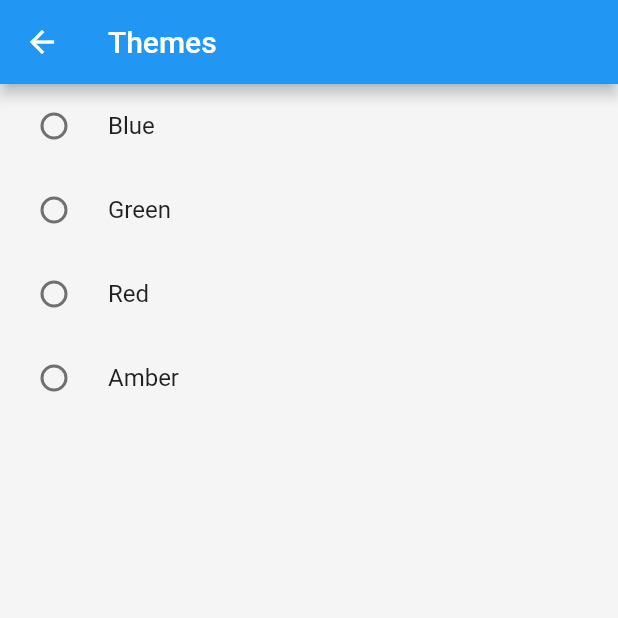
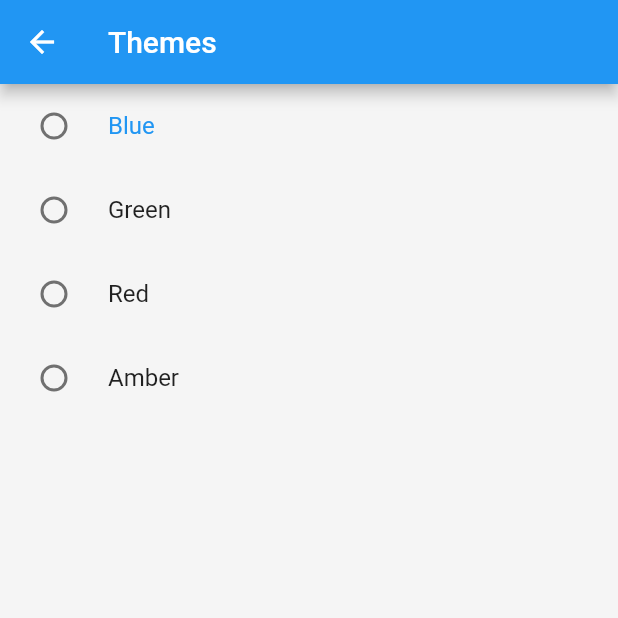
Before and after one commit to AlinBorcea/CarTaxes, a Flutter app: the screen it shows after launch, after a tap on the "color lens" icon, on a phone screen of 412 x 824 dp, the top half of it. Run offline on Flutter 3.47's test engine with Material 2 defaults, Android fonts, the phone set to English and light mode, and no system bars; our stand-ins replace cloud_firestore, fluttertoast, shared_preferences; accounts and stored records are empty.

Commit message:
reworked theme system

```diff
--- a/lib/app_colors.dart
+++ /dev/null
@@ -1,36 +0,0 @@
-import 'package:flutter/material.dart';
-import 'package:flutter/material.dart';
-import 'package:shared_preferences/shared_preferences.dart';
-import 'app_strings.dart';
-
-Color chillWhite = Color.fromARGB(255, 245, 245, 245);
-
-///rgb(245, 245, 245)
-Color skyBlue = Color.fromARGB(255, 0, 176, 255);
-
-///rgb(0, 176, 255)
-
-Future<Color> getCurrentColor() async {
-  SharedPreferences _pref = await SharedPreferences.getInstance();
-
-  const int _skyBlue = 0;
-  const int _grassGreen = 1;
-  const int _bloodRed = 2;
-  const int _amber = 3;
-
-  switch (_pref.getInt(themeId)) {
-    case _skyBlue:
-      return Colors.blue;
-
-    case _grassGreen:
-      return Colors.green;
-
-    case _bloodRed:
-      return Colors.red;
-
-    case _amber:
-      return Colors.amber;
-  }
-
-  return Colors.blue;
-}
--- /dev/null
+++ b/lib/car/owner_cars.dart
@@ -0,0 +1,94 @@
+import 'package:cloud_firestore/cloud_firestore.dart';
+import 'package:flutter/material.dart';
+import 'package:car_taxes/extra/app_colors.dart';
+import 'package:car_taxes/settings/settings.dart';
+import 'package:car_taxes/extra/app_strings.dart';
+import 'package:car_taxes/tax/car_taxes.dart';
+import 'add_car.dart';
+import 'car.dart';
+
+class Cars extends StatefulWidget {
+  final AppTheme _theme;
+
+  Cars(this._theme);
+
+  @override
+  State createState() => _CarsState();
+}
+
+class _CarsState extends State<Cars> {
+  @override
+  Widget build(BuildContext context) {
+    return Scaffold(
+      backgroundColor: widget._theme.background,
+      appBar: AppBar(
+        title: Text('Cars'),
+        backgroundColor: widget._theme.mainColor,
+        actions: <Widget>[
+          IconButton(
+            icon: Icon(Icons.color_lens, color: widget._theme.background,),
+            onPressed: () {
+              Navigator.push(
+                  context, MaterialPageRoute(builder: (context) => Settings(widget._theme)));
+            },
+          )
+        ],
+      ),
+      body: Center(
+        child: StreamBuilder<QuerySnapshot>(
+          stream: Firestore.instance.collection(carCollectionName).snapshots(),
+          builder:
+              (BuildContext context, AsyncSnapshot<QuerySnapshot> _snapshot) {
+            if (_snapshot.hasError) return Text('Error ${_snapshot.error}');
+
+            switch (_snapshot.connectionState) {
+              case ConnectionState.waiting:
+                return Text('Loading...');
+
+              default:
+                return ListView(
+                  children: _snapshot.data.documents
+                      .map((DocumentSnapshot _document) {
+                    return GestureDetector(
+                      onTap: () => Navigator.push(
+                          context,
+                          MaterialPageRoute(
+                              builder: (context) => CarTaxes(
+                                  Car(
+                                      _document.data[brandVal],
+                                      _document.data[nameVal],
+                                      _document.data[yearVal],
+                                      Color(_document.data[colorVal])),
+                                  widget._theme))),
+                      child: Card(
+                        margin: EdgeInsets.fromLTRB(8.0, 8.0, 8.0, 2.0),
+                        elevation: 4.0,
+                        shape: RoundedRectangleBorder(
+                          borderRadius: BorderRadius.circular(8.0),
+                        ),
+                        child: ListTile(
+                          enabled: true,
+                          leading: Icon(
+                            Icons.directions_car,
+                            color: Color(_document[colorVal]),
+                          ),
+                          title: Text(
+                              '${_document[brandVal]} ${_document[nameVal]}'),
+                          subtitle: Text(_document[yearVal]),
+                        ),
+                      ),
+                    );
+                  }).toList(),
+                );
+            }
+          },
+        ),
+      ),
+      floatingActionButton: FloatingActionButton(
+        onPressed: () => Navigator.push(context,
+            MaterialPageRoute(builder: (context) => AddCar(widget._theme))),
+        child: Icon(Icons.add),
+      ),
+    );
+  }
+}
--- a/lib/database/firestore_helper.dart
+++ b/lib/database/firestore_helper.dart
@@ -1,5 +1,5 @@
 import 'package:cloud_firestore/cloud_firestore.dart';
-import 'package:car_taxes/app_strings.dart';
+import 'package:car_taxes/extra/app_strings.dart';
 import 'package:car_taxes/car/car.dart';
 import 'package:car_taxes/tax/tax.dart';
 
--- /dev/null
+++ b/lib/extra/app_colors.dart
@@ -0,0 +1,61 @@
+import 'package:flutter/material.dart';
+import 'package:shared_preferences/shared_preferences.dart';
+import 'package:car_taxes/extra/app_strings.dart';
+
+class AppTheme {
+
+  Color _mainColor;
+  Color _textColor;
+  Color _background;
+
+  AppTheme(this._mainColor, this._textColor, this._background);
+
+  Color get mainColor => _mainColor;
+
+  Color get textColor => _textColor;
+
+  Color get background => _background;
+
+}
+
+Color chillWhite = Color.fromARGB(255, 245, 245, 245); ///rgb(245, 245, 245)
+Color skyBlueColor = Color.fromARGB(255, 0, 176, 255); ///rgb(0, 176, 255)
+
+/// Preferences
+final String themeId = 'ThemeNumber';
+const int skyBlue = 0;
+const int grassGreen = 1;
+const int bloodRed = 2;
+const int amber = 3;
+
+Future<Color> getCurrentColor() async {
+  SharedPreferences _pref = await SharedPreferences.getInstance();
+
+  switch (_pref.getInt(themeId)) {
+    case skyBlue:
+      return Colors.blue;
+
+    case grassGreen:
+      return Colors.green;
+
+    case bloodRed:
+      return Colors.red;
+
+    case amber:
+      return Colors.amber;
+  }
+
+  return Colors.blue;
+}
+
+Future<Color> getTextColor(Color currentColor) async {
+
+    if (currentColor == Colors.blue || currentColor == Colors.green || currentColor == Colors.red)
+    return Colors.white;
+
+  return Colors.black;
+}
+
+getBackground(bool isDark) {
+  return isDark ? Colors.grey : chillWhite;
+}
--- a/lib/main.dart
+++ b/lib/main.dart
@@ -1,108 +1,17 @@
-import 'package:cloud_firestore/cloud_firestore.dart';
+import 'package:car_taxes/extra/app_colors.dart';
 import 'package:flutter/material.dart';
-import 'settings/settings.dart';
-import 'tax/car_taxes.dart';
-import 'car/add_car.dart';
-import 'app_strings.dart';
-import 'app_colors.dart';
-import 'car/car.dart';
+import 'car/owner_cars.dart';
 
 main() async {
+
   Color _appColor = await getCurrentColor();
+  Color textColor = await getTextColor(_appColor);
+
   runApp(MaterialApp(
     title: 'Car taxes',
     theme: ThemeData(
       primarySwatch: _appColor,
     ),
-    home: Cars(_appColor),
+    home: Cars(AppTheme(_appColor, textColor, getBackground(false))),
   ));
 }
-
-class Cars extends StatefulWidget {
-  final Color _appColor;
-
-  Cars(this._appColor);
-
-  @override
-  State createState() => _CarsState();
-}
-
-class _CarsState extends State<Cars> {
-  @override
-  Widget build(BuildContext context) {
-    return Scaffold(
-      backgroundColor: chillWhite,
-      appBar: AppBar(
-        title: Text('Cars'),
-        backgroundColor: widget._appColor,
-        actions: <Widget>[
-          IconButton(
-            icon: Icon(Icons.color_lens),
-            onPressed: () {
-              Navigator.push(
-                  context, MaterialPageRoute(builder: (context) => Settings()));
-            },
-          )
-        ],
-      ),
-      body: Center(
-        child: StreamBuilder<QuerySnapshot>(
-          stream: Firestore.instance.collection(carCollectionName).snapshots(),
-          builder:
-              (BuildContext context, AsyncSnapshot<QuerySnapshot> _snapshot) {
-            if (_snapshot.hasError) return Text('Error ${_snapshot.error}');
-
-            switch (_snapshot.connectionState) {
-              case ConnectionState.waiting:
-                return Text('Loading...');
-
-              default:
-                return ListView(
-                  children: _snapshot.data.documents
-                      .map((DocumentSnapshot _document) {
-                    return GestureDetector(
-                      onTap: () => Navigator.push(
-                          context,
-                          MaterialPageRoute(
-                              builder: (context) => CarTaxes(
-                                  Car(
-                                      _document.data[brandVal],
-                                      _document.data[nameVal],
-                                      _document.data[yearVal],
-                                      Color(_document.data[colorVal])),
-                                  widget._appColor))),
-                      child: Card(
-                        margin: EdgeInsets.fromLTRB(8.0, 8.0, 8.0, 2.0),
-                        elevation: 4.0,
-                        shape: RoundedRectangleBorder(
-                          borderRadius: BorderRadius.circular(8.0),
-                        ),
-                        child: ListTile(
-                          enabled: true,
-                          leading: Icon(
-                            Icons.directions_car,
-                            color: Color(_document[colorVal]),
-                          ),
-                          title: Text(
-                              '${_document[brandVal]} ${_document[nameVal]}'),
-                          subtitle: Text(_document[yearVal]),
-                        ),
-                      ),
-                    );
-                  }).toList(),
-                );
-            }
-          },
-        ),
-      ),
-      floatingActionButton: FloatingActionButton(
-        onPressed: () => Navigator.push(context,
-            MaterialPageRoute(builder: (context) => AddCar(widget._appColor))),
-        child: Icon(Icons.add),
-      ),
-    );
-  }
-}
-
-/*
- */
--- a/lib/settings/settings.dart
+++ b/lib/settings/settings.dart
@@ -1,10 +1,14 @@
 import 'package:shared_preferences/shared_preferences.dart';
-import 'package:car_taxes/app_strings.dart';
-import 'package:car_taxes/app_colors.dart';
+import 'package:car_taxes/extra/app_strings.dart';
+import 'package:car_taxes/extra/app_colors.dart';
 import 'package:flutter/material.dart';
 import 'package:car_taxes/main.dart';
 
 class Settings extends StatefulWidget {
+  Settings(this._theme);
+
+  final AppTheme _theme;
+
   @override
   State createState() => _SettingsState();
 }
@@ -12,6 +16,25 @@ class Settings extends StatefulWidget {
 class _SettingsState extends State<Settings> {
   Color _appColor;
   int _colorId;
+
+  @override
+  void initState() {
+    super.initState();
+    _appColor = widget._theme.mainColor;
+
+    if (_appColor == Colors.blue)
+      _colorId = 0;
+
+    else if (_appColor == Colors.green)
+      _colorId = 1;
+
+    else if (_appColor == Colors.red)
+      _colorId = 2;
+
+    else if (_appColor == Colors.amber)
+      _colorId = 3;
+
+  }
 
   setAppColor(int id) async {
     SharedPreferences pref = await SharedPreferences.getInstance();
@@ -38,10 +61,10 @@ class _SettingsState extends State<Settings> {
   @override
   Widget build(BuildContext context) {
     return Scaffold(
-      backgroundColor: chillWhite,
+      backgroundColor: widget._theme.background,
       appBar: AppBar(
         title: Text('Themes'),
-        backgroundColor: _appColor,
+        backgroundColor: widget._theme.mainColor,
       ),
       body: Center(
         child: Column(
--- a/pubspec.yaml
+++ b/pubspec.yaml
@@ -33,6 +33,7 @@ dev_dependencies:
   flutter_test:
     sdk: flutter
   shared_preferences: ^0.5.3+4
+  fluttertoast: ^3.1.0
 
 
 # For information on the generic Dart part of this file, see the
```
Also changed, not shown: lib/car/add_car.dart (+9 -7 lines), lib/extra/app_strings.dart (renamed from lib/app_strings.dart, +0 -7 lines), lib/extra/utils.dart (added, +14 -0 lines), lib/tax/car_taxes.dart (+16 -10 lines), lib/tax/tax_editor.dart (+8 -8 lines), pubspec.lock.
